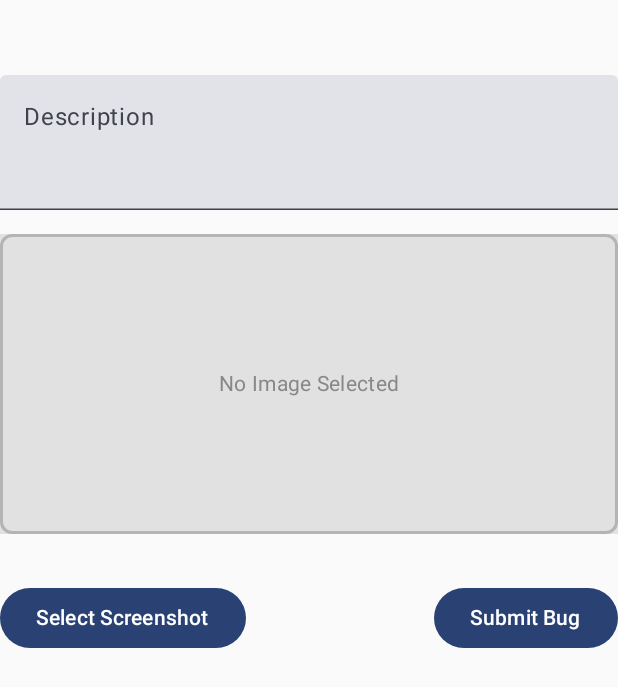
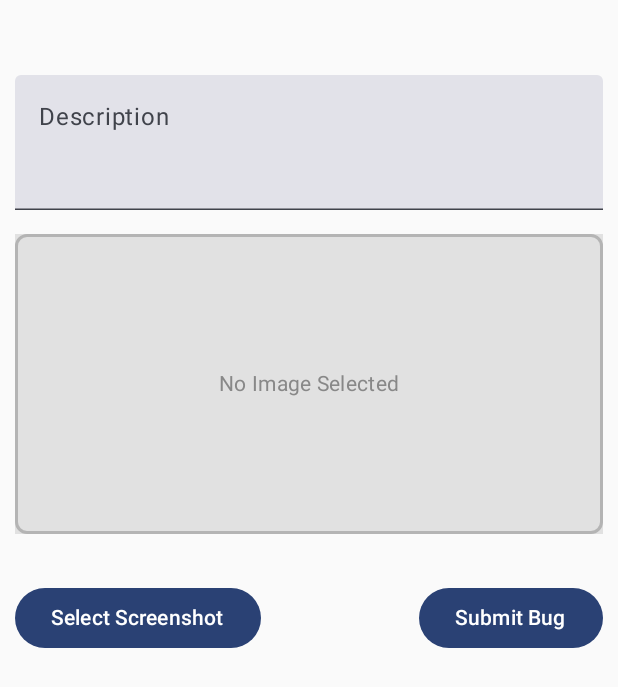
Before and after one commit to MahmoudBashir97/Android-Bug-Tracker, an Android app built with Jetpack Compose: the screen it shows after launch (MainActivity), after a tap on "Report a Bug", on a phone screen of 412 x 824 dp. Shown: the top 687 px of the screen. Run offline under Robolectric (Android 15) with nearby library versions, the phone set to English and light mode, and no system bars; pictures from the network do not load.

Commit message:
Working around Build config file and with baseurl , client id . Working on handling ui resources .

```diff
--- a/app/src/main/AndroidManifest.xml
+++ b/app/src/main/AndroidManifest.xml
@@ -17,7 +17,7 @@
         android:theme="@style/Theme.BugTracker"
         tools:targetApi="31">
         <activity
-            android:name=".MainActivity"
+            android:name=".presentation.activities.main.MainActivity"
             android:exported="true"
             android:label="@string/app_name"
             android:theme="@style/Theme.BugTracker">
--- a/app/src/main/java/com/mahmoud/bugtracker/data/remote/ApiService.kt
+++ b/app/src/main/java/com/mahmoud/bugtracker/data/remote/ApiService.kt
@@ -1,13 +1,14 @@
 package com.mahmoud.bugtracker.data.remote
 
+import com.mahmoud.bugtracker.BuildConfig
 import okhttp3.OkHttpClient
 import okhttp3.logging.HttpLoggingInterceptor
 import retrofit2.Retrofit
 import retrofit2.converter.gson.GsonConverterFactory
 
 object ApiService {
-    private const val BASE_URL_GOOGLE_SHEET = "https://script.google.com/"
-    private const val BASE_URL_IMAGE_URL = "https://api.imgur.com"
+    private const val BASE_URL_GOOGLE_SHEET = BuildConfig.BASE_URL_GOOGLE_SHEET
+    private const val BASE_URL_IMAGE_URL = BuildConfig.BASE_URL_IMAGE_URL
 
     private val loggingInterceptor = HttpLoggingInterceptor().apply {
         level = HttpLoggingInterceptor.Level.BODY
--- a/app/src/main/java/com/mahmoud/bugtracker/MainActivity.kt
+++ b/app/src/main/java/com/mahmoud/bugtracker/presentation/activities/main/MainActivity.kt
@@ -1,4 +1,4 @@
-package com.mahmoud.bugtracker
+package com.mahmoud.bugtracker.presentation.activities.main
 
 import android.app.Activity
 import android.content.Intent
@@ -8,48 +8,17 @@ import android.os.Bundle
 import androidx.activity.ComponentActivity
 import androidx.activity.compose.setContent
 import androidx.activity.enableEdgeToEdge
-import androidx.compose.foundation.Image
-import androidx.compose.foundation.layout.Arrangement
-import androidx.compose.foundation.layout.Column
-import androidx.compose.foundation.layout.Row
-import androidx.compose.foundation.layout.Spacer
-import androidx.compose.foundation.layout.fillMaxSize
-import androidx.compose.foundation.layout.fillMaxWidth
-import androidx.compose.foundation.layout.height
-import androidx.compose.foundation.layout.padding
-import androidx.compose.material3.Button
-import androidx.compose.material3.CircularProgressIndicator
-import androidx.compose.material3.Scaffold
-import androidx.compose.material3.Text
-import androidx.compose.material3.TextField
-import androidx.compose.runtime.Composable
-import androidx.compose.runtime.getValue
-import androidx.compose.runtime.mutableStateOf
-import androidx.compose.runtime.remember
-import androidx.compose.runtime.setValue
-import androidx.compose.ui.Alignment
-import androidx.compose.ui.Modifier
-import androidx.compose.ui.res.painterResource
-import androidx.compose.ui.tooling.preview.Preview
-import androidx.compose.ui.unit.dp
 import androidx.lifecycle.ViewModelProvider
-import androidx.navigation.NavController
-import androidx.navigation.NavHostController
-import androidx.navigation.compose.NavHost
-import androidx.navigation.compose.composable
 import androidx.navigation.compose.rememberNavController
 import com.mahmoud.bugtracker.data.remote.ApiService
-import com.mahmoud.bugtracker.data.remote.GoogleSheetsApi
-import com.mahmoud.bugtracker.data.remote.ImgurApi
 import com.mahmoud.bugtracker.data.repository.BugRepository
 import com.mahmoud.bugtracker.data.repository.UploadRepositoryImp
 import com.mahmoud.bugtracker.domain.usecase.UploadBugDataUseCase
 import com.mahmoud.bugtracker.domain.usecase.UploadImageUriUseCase
-import com.mahmoud.bugtracker.presentation.screens.MainScreen
-import com.mahmoud.bugtracker.presentation.screens.SubmitBugScreen
 import com.mahmoud.bugtracker.presentation.viewModels.BugViewModel
 import com.mahmoud.bugtracker.presentation.viewModels.BugViewModelFactory
 import com.mahmoud.bugtracker.ui.theme.BugTrackerTheme
+import com.mahmoud.bugtracker.utils.ScreensRoute
 
 class MainActivity : ComponentActivity() {
     companion object {
@@ -76,33 +45,12 @@ class MainActivity : ComponentActivity() {
         setContent {
             val navController = rememberNavController()
             BugTrackerTheme {
-                MainScreenContent(navController)
+                MainScreenContent(navController, viewModel) {
+                    selectImage()
+                }
             }
             handleIncomingIntent {
                 navController.navigate(ScreensRoute.SUBMIT.name)
-            }
-        }
-    }
-
-    @Composable
-    fun MainScreenContent(navController: NavHostController) {
-        NavHost(navController = navController, startDestination = ScreensRoute.MAIN.name) {
-            composable(ScreensRoute.MAIN.name) { MainScreen(navController) }
-            composable(ScreensRoute.SUBMIT.name) {
-                SubmitBugScreen(
-                    viewModel,
-                    onSelectingImage = {
-                        selectImage()
-                    },
-                    onSubmit = { description ->
-                        if (viewModel.imageUri.value != null) {
-                            viewModel.uploadBugData(
-                                description,
-                                viewModel.imageUri.value.toString()
-                            )
-                        }
-                    }
-                )
             }
         }
     }
@@ -140,8 +88,3 @@ class MainActivity : ComponentActivity() {
         }
     }
 }
-
-enum class ScreensRoute {
-    MAIN,
-    SUBMIT
-}
--- a/app/src/main/java/com/mahmoud/bugtracker/presentation/screens/MainScreen.kt
+++ b/app/src/main/java/com/mahmoud/bugtracker/presentation/screens/MainScreen.kt
@@ -11,7 +11,7 @@ import androidx.compose.ui.Alignment
 import androidx.compose.ui.Modifier
 import androidx.compose.ui.unit.dp
 import androidx.navigation.NavHostController
-import com.mahmoud.bugtracker.ScreensRoute
+import com.mahmoud.bugtracker.utils.ScreensRoute
 
 @Composable
 fun MainScreen(navController: NavHostController) {
--- a/app/src/main/java/com/mahmoud/bugtracker/presentation/screens/SubmitBugScreen.kt
+++ b/app/src/main/java/com/mahmoud/bugtracker/presentation/screens/SubmitBugScreen.kt
@@ -12,7 +12,7 @@ import androidx.compose.foundation.layout.fillMaxSize
 import androidx.compose.foundation.layout.fillMaxWidth
 import androidx.compose.foundation.layout.height
 import androidx.compose.foundation.layout.padding
-import androidx.compose.foundation.layout.size
+import androidx.compose.foundation.layout.width
 import androidx.compose.foundation.shape.RoundedCornerShape
 import androidx.compose.material3.Button
 import androidx.compose.material3.CircularProgressIndicator
@@ -24,8 +24,10 @@ import androidx.compose.runtime.getValue
 import androidx.compose.ui.Alignment
 import androidx.compose.ui.Modifier
 import androidx.compose.ui.graphics.Color
+import androidx.compose.ui.res.stringResource
 import androidx.compose.ui.unit.dp
 import coil.compose.rememberAsyncImagePainter
+import com.mahmoud.bugtracker.R
 import com.mahmoud.bugtracker.presentation.viewModels.BugViewModel
 
 @Composable
@@ -39,12 +41,12 @@ fun SubmitBugScreen(
     Column(
         modifier = Modifier
             .fillMaxSize()
-            .padding(top = 50.dp)
+            .padding(top = 50.dp, start = 10.dp, end = 10.dp)
     ) {
         TextField(
             value = viewModel.description.value,
             onValueChange = { viewModel.setDescription(it) },
-            label = { Text("Description") },
+            label = { Text(stringResource(id = R.string.description)) },
             modifier = Modifier
                 .fillMaxWidth()
                 .height(90.dp)
@@ -66,13 +68,15 @@ fun SubmitBugScreen(
         ) {
             if (viewModel.imageUri.value != null) {
                 Image(
-                    modifier = Modifier.size(80.dp),
+                    modifier = Modifier
+                        .width(120.dp)
+                        .height(200.dp),
                     painter = rememberAsyncImagePainter(model = viewModel.imageUri.value),
-                    contentDescription = "Selected Image"
+                    contentDescription = stringResource(id = R.string.selected_img)
                 )
             } else {
                 Text(
-                    text = "No Image Selected",
+                    text = stringResource(id = R.string.no_img_selected),
                     color = Color.Gray,
                     style = MaterialTheme.typography.bodyMedium
                 )
@@ -88,7 +92,7 @@ fun SubmitBugScreen(
             horizontalArrangement = Arrangement.SpaceBetween
         ) {
             Button(onClick = { onSelectingImage?.invoke() }) {
-                Text("Select Screenshot")
+                Text(stringResource(id = R.string.select_screenShot))
             }
 
             if (isLoading) {
@@ -96,8 +100,11 @@ fun SubmitBugScreen(
                 Spacer(modifier = Modifier.height(16.dp))
             }
 
-            Button(onClick = { onSubmit?.invoke(viewModel.description.value) }, enabled = !isLoading) {
-                Text("Submit Bug")
+            Button(
+                onClick = { onSubmit?.invoke(viewModel.description.value) },
+                enabled = !isLoading
+            ) {
+                Text(stringResource(id = R.string.submit_bug))
             }
         }
     }
--- /dev/null
+++ b/app/src/main/java/com/mahmoud/bugtracker/utils/ScreensRoute.kt
@@ -0,0 +1,6 @@
+package com.mahmoud.bugtracker.utils
+
+enum class ScreensRoute {
+    MAIN,
+    SUBMIT
+}
--- a/app/src/main/res/values/strings.xml
+++ b/app/src/main/res/values/strings.xml
@@ -1,3 +1,8 @@
 <resources>
     <string name="app_name">Bug tracker</string>
+    <string name="description">Description</string>
+    <string name="selected_img">Selected Image</string>
+    <string name="no_img_selected">No Image Selected</string>
+    <string name="select_screenShot">Select Screenshot</string>
+    <string name="submit_bug">Submit Bug</string>
 </resources>
```
Also changed, not shown: app/build.gradle.kts (+6 -4 lines), app/src/main/java/com/mahmoud/bugtracker/data/remote/ImgurApi.kt (+3 -6 lines), app/src/main/java/com/mahmoud/bugtracker/presentation/activities/main/MainScreenContent.kt (added, +37 -0 lines).
